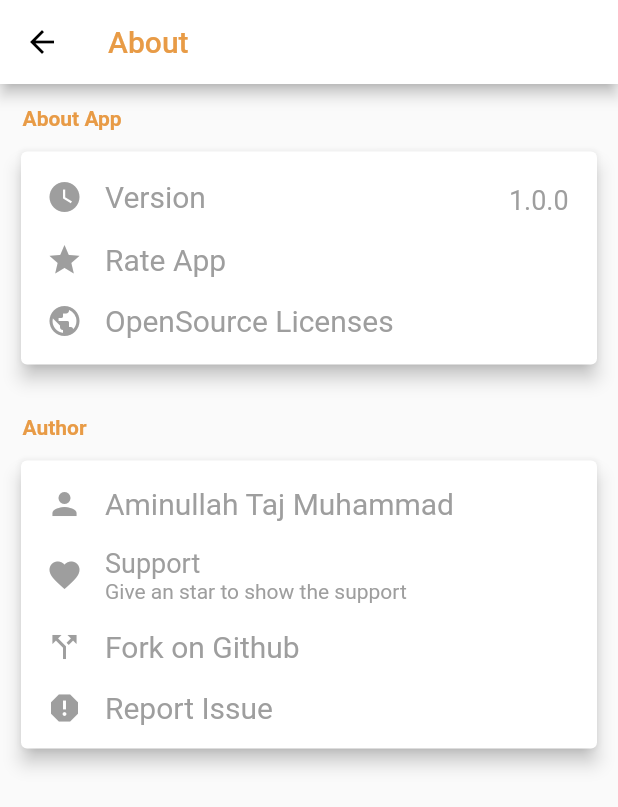
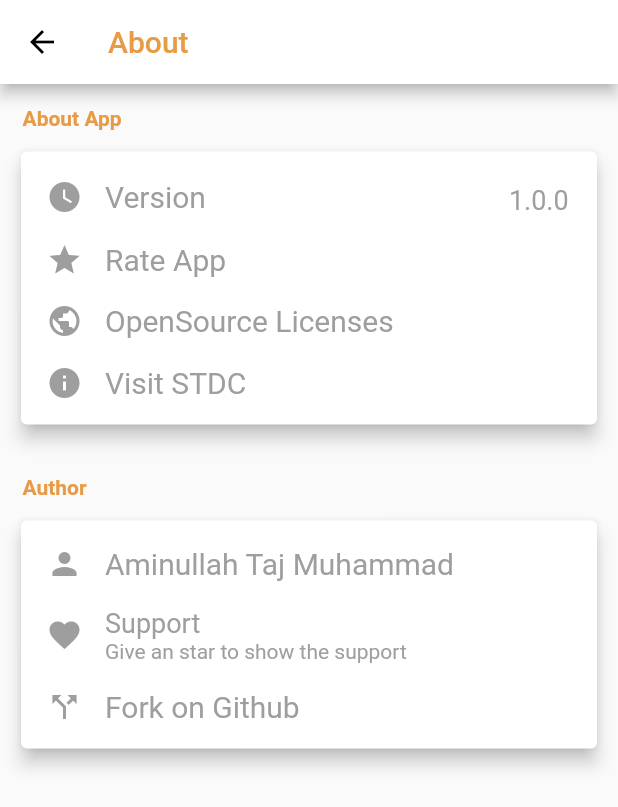
Before and after one commit to AminullahTajMuhammad/I-love-sindh, a Flutter app: the AboutScreen screen opened directly, on a phone screen of 412 x 824 dp. Shown: the top 807 px of the screen. Run offline on Flutter 3.47's test engine with Material 2 defaults, Android fonts, the phone set to English and light mode, and no system bars; our stand-ins replace carousel_slider.

Commit message:
Added About us screen components

```diff
--- a/lib/screens/main/about/about_screen.dart
+++ b/lib/screens/main/about/about_screen.dart
@@ -1,6 +1,7 @@
 import 'package:flutter/material.dart';
 import 'package:i_love_sindh/constants/constants.dart';
 import 'package:i_love_sindh/screens/open_source_licenses/open_source_licenses_screen.dart';
+import 'package:url_launcher/url_launcher.dart';
 
 class AboutScreen extends StatelessWidget {
   @override
@@ -35,7 +36,7 @@ class AboutScreen extends StatelessWidget {
           Container(
             margin: EdgeInsets.all(10),
             child: SizedBox(
-              height: 150,
+              height: 190,
               width: MediaQuery.of(context).size.width,
               child: Card(
                 elevation: 5,
@@ -142,6 +143,34 @@ class AboutScreen extends StatelessWidget {
                         ),
                       ),
                     ), // Container
+                    Container(
+                      padding: EdgeInsets.only(left: 17, right: 17, top: 17),
+                      child: GestureDetector(
+                        onTap: () {
+                          launch("https://stdc.gos.pk/");
+                        },
+                        child: Row(
+                          children: <Widget>[
+                            Container(
+                              child: Icon(
+                                Icons.info,
+                                color: Colors.grey,
+                              ),
+                            ),
+                            Container(
+                              padding: EdgeInsets.only(left: 15),
+                              child: Text(
+                                "Visit STDC",
+                                style: TextStyle(
+                                  fontSize: 20,
+                                  color: Colors.grey,
+                                ),
+                              ),
+                            ),
+                          ],
+                        ),
+                      ),
+                    ), // Container
                   ],
                 ),
               ),
@@ -163,7 +192,7 @@ class AboutScreen extends StatelessWidget {
           Container(
             margin: EdgeInsets.all(10),
             child: SizedBox(
-              height: 200,
+              height: 160,
               width: MediaQuery.of(context).size.width,
               child: Card(
                 elevation: 5,
@@ -175,7 +204,9 @@ class AboutScreen extends StatelessWidget {
                     Container(
                       padding: EdgeInsets.all(17),
                       child: GestureDetector(
-                        onTap: () { },
+                        onTap: () {
+                          launch("https://aminullah.me/");
+                        },
                         child: Row(
                           children: <Widget>[
                             Container(
@@ -204,6 +235,7 @@ class AboutScreen extends StatelessWidget {
                       padding: EdgeInsets.only(left: 17, right: 17),
                       child: GestureDetector(
                         onTap: () {
+                          launch("https://github.com/AminullahTajMuhammad/I-love-sindh");
                         },
                         child: Row(
                           children: <Widget>[
@@ -245,7 +277,7 @@ class AboutScreen extends StatelessWidget {
                       padding: EdgeInsets.only(left: 17, right: 17, top: 17),
                       child: GestureDetector(
                         onTap: () {
-
+                          launch("https://github.com/AminullahTajMuhammad/I-love-sindh");
                         },
                         child: Row(
                           children: <Widget>[
@@ -269,36 +301,6 @@ class AboutScreen extends StatelessWidget {
                         ),
                       ),
                     ), // Container
-
-                    // Follow Me Container
-                    Container(
-                      padding: EdgeInsets.only(left: 17, right: 17, top: 17),
-                      child: GestureDetector(
-                        onTap: () {
-
-                        },
-                        child: Row(
-                          children: <Widget>[
-                            Container(
-                              child: Icon(
-                                Icons.report,
-                                color: Colors.grey,
-                              ),
-                            ),
-                            Container(
-                              padding: EdgeInsets.only(left: 15),
-                              child: Text(
-                                "Report Issue",
-                                style: TextStyle(
-                                  fontSize: 20,
-                                  color: Colors.grey,
-                                ),
-                              ),
-                            ),
-                          ],
-                        ),
-                      ),
-                    ), // Container
                   ],
                 ),
               ),
--- a/lib/screens/main/tours/tours_screen.dart
+++ b/lib/screens/main/tours/tours_screen.dart
@@ -62,10 +62,10 @@ class LaunchToursState extends State<ToursScreen> {
                           new Image.network(
                             citiesList[index]['imageUrl'],
                             fit: BoxFit.cover,
-                            height: 110,
+                            height: 130,
                           ),
                           Container(
-                            padding: EdgeInsets.only(top: 15, left: 10),
+                            padding: EdgeInsets.only(top: 20, left: 10),
                             child: Text(
                               citiesList[index]['name'],
                               style: TextStyle(
```
